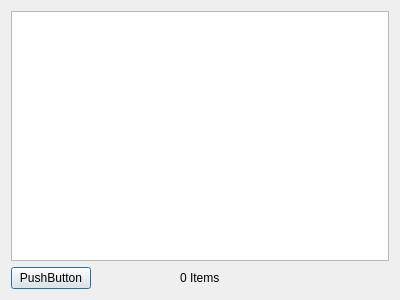
The window that downloads.ui (isahakv/ISOWebBrowser) describes before a commit, drawn with Qt 5.
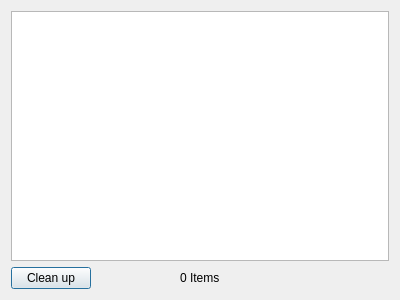
The same window after the commit.

```diff
--- a/downloads.ui
+++ b/downloads.ui
@@ -26,7 +26,7 @@
      <item>
       <widget class="QPushButton" name="cleanupButton">
        <property name="text">
-        <string>PushButton</string>
+        <string>Clean up</string>
        </property>
       </widget>
      </item>
```
Left out of the diff: 2 changed lines with no effect on the pictures.
